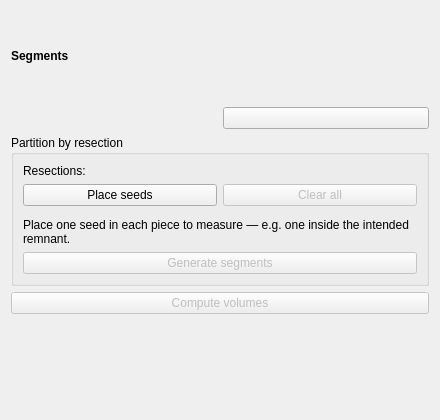
Before: the Qt Designer form LiverVolumetry/Resources/UI/LiverVolumetryWidget.ui in ALive-research/Slicer-Liver, drawn with Qt 5.
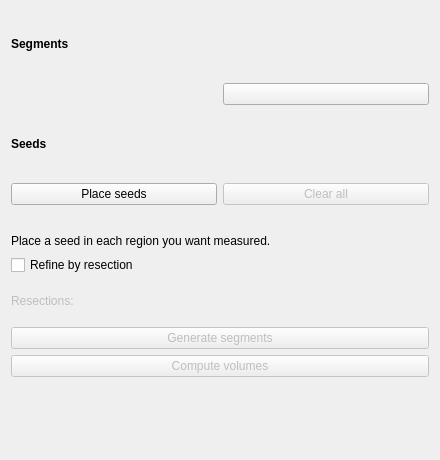
After: the same form once the commit is applied. Custom widgets are drawn as their Qt base class.

Commit message: ENH: Restructure the volumetry panel to seeds-as-a-peer-section

What changed in the file:
```diff
--- a/LiverVolumetry/Resources/UI/LiverVolumetryWidget.ui
+++ b/LiverVolumetry/Resources/UI/LiverVolumetryWidget.ui
@@ -7,7 +7,7 @@
     <x>0</x>
     <y>0</y>
     <width>440</width>
-    <height>420</height>
+    <height>460</height>
    </rect>
   </property>
   <property name="windowTitle">
@@ -57,43 +57,18 @@
     </layout>
    </item>
    <item>
-    <widget class="ctkCollapsibleGroupBox" name="PartitionGroupBox">
-     <property name="title">
-      <string>Partition by resection</string>
-     </property>
-     <property name="collapsed">
-      <bool>true</bool>
-     </property>
-     <layout class="QGridLayout" name="partitionLayout">
-      <item row="0" column="0">
-       <widget class="QLabel" name="ResectionLabel">
+    <widget class="QLabel" name="SeedsSectionLabel">
         <property name="text">
-         <string>Resections:</string>
-        </property>
-       </widget>
-      </item>
-      <item row="0" column="1">
-       <widget class="qMRMLCheckableNodeComboBox" name="ResectionTargetNodeComboBox">
-        <property name="toolTip">
-         <string>&lt;html&gt;&lt;head/&gt;&lt;body&gt;&lt;p&gt;Check the resection(s) whose Bezier surfaces bound the pieces to measure.&lt;/p&gt;&lt;/body&gt;&lt;/html&gt;</string>
-        </property>
-        <property name="nodeTypes">
-         <stringlist>
-          <string>vtkMRMLResectionPlanNode</string>
-         </stringlist>
-        </property>
-        <property name="addEnabled">
-         <bool>false</bool>
-        </property>
-        <property name="removeEnabled">
-         <bool>false</bool>
-        </property>
-        <property name="editEnabled">
-         <bool>false</bool>
-        </property>
-       </widget>
-      </item>
-      <item row="1" column="0">
+      <string>Seeds</string>
+     </property>
+     <property name="styleSheet">
+      <string notr="true">font-weight: bold;</string>
+     </property>
+    </widget>
+   </item>
+   <item>
+    <layout class="QGridLayout" name="seedsActionLayout">
+     <item row="0" column="0">
        <widget class="QPushButton" name="AddSeedsButton">
         <property name="checkable">
          <bool>true</bool>
@@ -106,7 +81,7 @@
         </property>
        </widget>
       </item>
-      <item row="1" column="1">
+     <item row="0" column="1">
        <widget class="QPushButton" name="ClearAllSeedsButton">
         <property name="enabled">
          <bool>false</bool>
@@ -119,7 +94,7 @@
         </property>
        </widget>
       </item>
-      <item row="2" column="0" colspan="2">
+     <item row="1" column="0" colspan="2">
        <widget class="QWidget" name="SeedsGroupWidget" native="true">
         <layout class="QGridLayout" name="seedsLayout">
          <property name="leftMargin">
@@ -137,17 +112,67 @@
         </layout>
        </widget>
       </item>
-      <item row="3" column="0" colspan="2">
-       <widget class="QLabel" name="PartitionHintLabel">
+     <item row="2" column="0" colspan="2">
+      <widget class="QLabel" name="SeedsHintLabel">
         <property name="wordWrap">
          <bool>true</bool>
         </property>
         <property name="text">
-         <string>Place one seed in each piece to measure — e.g. one inside the intended remnant.</string>
+        <string>Place a seed in each region you want measured.</string>
         </property>
        </widget>
       </item>
-      <item row="4" column="0" colspan="2">
+    </layout>
+   </item>
+   <item>
+    <layout class="QGridLayout" name="refineLayout">
+     <item row="0" column="0" colspan="2">
+      <widget class="QCheckBox" name="RefineByResectionCheckBox">
+       <property name="toolTip">
+        <string>&lt;html&gt;&lt;head/&gt;&lt;body&gt;&lt;p&gt;Optional. When on, each seed measures the piece bounded by the checked resection(s) instead of the whole region it sits in.&lt;/p&gt;&lt;/body&gt;&lt;/html&gt;</string>
+       </property>
+       <property name="text">
+        <string>Refine by resection</string>
+       </property>
+      </widget>
+     </item>
+     <item row="1" column="0">
+      <widget class="QLabel" name="ResectionLabel">
+       <property name="enabled">
+        <bool>false</bool>
+       </property>
+       <property name="text">
+        <string>Resections:</string>
+       </property>
+      </widget>
+     </item>
+     <item row="1" column="1">
+      <widget class="qMRMLCheckableNodeComboBox" name="ResectionTargetNodeComboBox">
+       <property name="enabled">
+        <bool>false</bool>
+       </property>
+       <property name="toolTip">
+        <string>&lt;html&gt;&lt;head/&gt;&lt;body&gt;&lt;p&gt;Check the resection(s) whose Bezier surfaces bound the pieces to measure.&lt;/p&gt;&lt;/body&gt;&lt;/html&gt;</string>
+       </property>
+       <property name="nodeTypes">
+        <stringlist>
+         <string>vtkMRMLResectionPlanNode</string>
+        </stringlist>
+       </property>
+       <property name="addEnabled">
+        <bool>false</bool>
+       </property>
+       <property name="removeEnabled">
+        <bool>false</bool>
+       </property>
+       <property name="editEnabled">
+        <bool>false</bool>
+       </property>
+      </widget>
+     </item>
+    </layout>
+   </item>
+   <item>
        <widget class="QPushButton" name="GenerateSegmentsPushButton">
         <property name="enabled">
          <bool>false</bool>
@@ -157,9 +182,6 @@
         </property>
        </widget>
       </item>
-     </layout>
-    </widget>
-   </item>
    <item>
     <widget class="QPushButton" name="ComputeVolumePushButton">
      <property name="enabled">
@@ -216,12 +238,6 @@
    <extends>ctkMenuButton</extends>
    <header>qMRMLSegmentationShow3DButton.h</header>
   </customwidget>
-  <customwidget>
-   <class>ctkCollapsibleGroupBox</class>
-   <extends>QGroupBox</extends>
-   <header>ctkCollapsibleGroupBox.h</header>
-   <container>1</container>
-  </customwidget>
   <customwidget>
    <class>ctkMenuButton</class>
    <extends>QPushButton</extends>
```
Left out of the diff: 10 changed lines with no effect on the pictures. Lines whose indentation alone changed are shown as unchanged.
